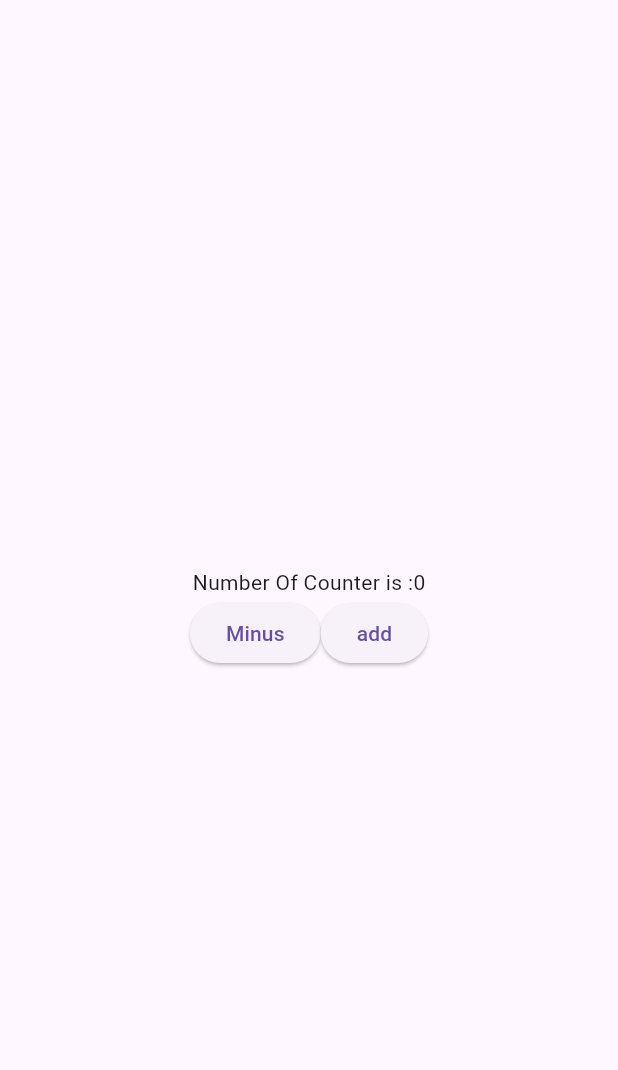
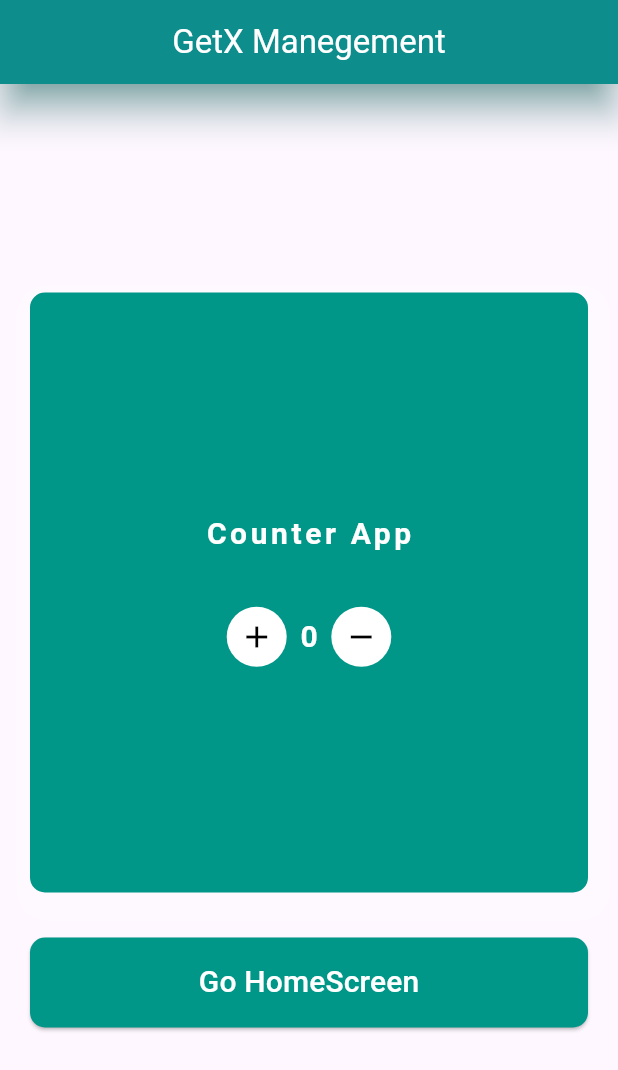
Before and after one commit to Faysal-Maxamed/GetX, a Flutter app: the screen it shows after launch, on a phone screen of 412 x 824 dp. Shown: the top 1070 px of the screen. Run offline on Flutter 3.47's test engine with Material 3 defaults, Android fonts, the phone set to English and light mode, and no system bars; our stand-ins replace get.

```diff
--- a/lib/main.dart
+++ b/lib/main.dart
@@ -1,6 +1,7 @@
 import 'package:flutter/material.dart';
 import 'package:get/get.dart';
 import 'package:getx_manegment/count_controller.dart';
+import 'package:getx_manegment/home.dart';
 
 void main() {
   runApp(MyApp());
@@ -9,33 +10,125 @@ void main() {
 class MyApp extends StatelessWidget {
   @override
   Widget build(BuildContext context) {
-    return MaterialApp(
+    return GetMaterialApp(
+      debugShowCheckedModeBanner: false,
       home: HomeScreen(),
     );
   }
 }
 
 class HomeScreen extends StatelessWidget {
-  final count countNumber = Get.put(count());
+  final Count = Get.put(CountController());
   @override
   Widget build(BuildContext context) {
     return Scaffold(
+      appBar: AppBar(
+        title: Text("GetX Manegement"),
+        centerTitle: true,
+        backgroundColor: Colors.teal,
+        elevation: 10,
+        shadowColor: Colors.teal,
+        foregroundColor: Colors.white,
+      ),
       body: Center(
         child: Column(
           mainAxisAlignment: MainAxisAlignment.center,
           children: [
-            Obx(() => Text("Number Of Counter is :${countNumber.counter}")),
-            Row(
-              mainAxisAlignment: MainAxisAlignment.center,
-              children: [
-                ElevatedButton(
-                    onPressed: () => countNumber.decrement(),
-                    child: Text("Minus")),
-                ElevatedButton(
-                  onPressed: () => countNumber.increment(),
-                  child: Text("add"),
+            Container(
+              width: double.infinity,
+              height: 400,
+              decoration: BoxDecoration(
+                boxShadow: [
+                  BoxShadow(
+                    color: Colors.white.withOpacity(0.15),
+                    blurRadius: 15,
+                    offset: Offset(3, 7),
+                    spreadRadius: 10,
+                  )
+                ],
+                color: Colors.teal,
+                borderRadius: BorderRadius.circular(10),
+              ),
+              margin: EdgeInsets.symmetric(horizontal: 20),
+              padding: EdgeInsets.symmetric(horizontal: 20, vertical: 20),
+              child: Column(
+                mainAxisAlignment: MainAxisAlignment.center,
+                children: [
+                  Text(
+                    "Counter App",
+                    style: TextStyle(
+                      fontSize: 20,
+                      color: Colors.white,
+                      fontWeight: FontWeight.bold,
+                      letterSpacing: 2.4,
+                    ),
+                  ),
+                  SizedBox(
+                    height: 30,
+                  ),
+                  Row(
+                    mainAxisAlignment: MainAxisAlignment.center,
+                    children: [
+                      IconButton(
+                        style: IconButton.styleFrom(
+                          backgroundColor: Colors.white,
+                          foregroundColor: Colors.black,
+                        ),
+                        onPressed: () => Count.increment(),
+                        icon: Icon(Icons.add),
+                      ),
+                      SizedBox(
+                        width: 5,
+                      ),
+                      Obx(
+                        () => Text(
+                          "${Count.count}",
+                          style: TextStyle(
+                              fontSize: 20,
+                              fontWeight: FontWeight.bold,
+                              color: Colors.white),
+                        ),
+                      ),
+                      SizedBox(
+                        width: 5,
+                      ),
+                      IconButton(
+                        style: IconButton.styleFrom(
+                          backgroundColor: Colors.white,
+                          foregroundColor: Colors.black,
+                        ),
+                        onPressed: () => Count.decrement(),
+                        icon: Icon(Icons.remove),
+                      )
+                    ],
+                  ),
+                ],
+              ),
+            ),
+            SizedBox(
+              height: 30,
+            ),
+            Padding(
+              padding: const EdgeInsets.symmetric(horizontal: 20),
+              child: ElevatedButton(
+                onPressed: () {
+                  Get.snackbar("Success", "Not use decrement fuction",
+                      snackPosition: SnackPosition.BOTTOM);
+                  Get.to(() => HomePages2());
+                },
+                style: ElevatedButton.styleFrom(
+                  backgroundColor: Colors.teal,
+                  foregroundColor: Colors.white,
+                  minimumSize: Size(double.infinity, 60),
+                  shape: RoundedRectangleBorder(
+                    borderRadius: BorderRadius.circular(10),
+                  ),
                 ),
-              ],
+                child: Text(
+                  "Go HomeScreen",
+                  style: TextStyle(fontSize: 20),
+                ),
+              ),
             )
           ],
         ),
```
Also changed, not shown: lib/count_controller.dart (+14 -8 lines), lib/home.dart (added, +43 -0 lines), lib/contact.dart (added).
